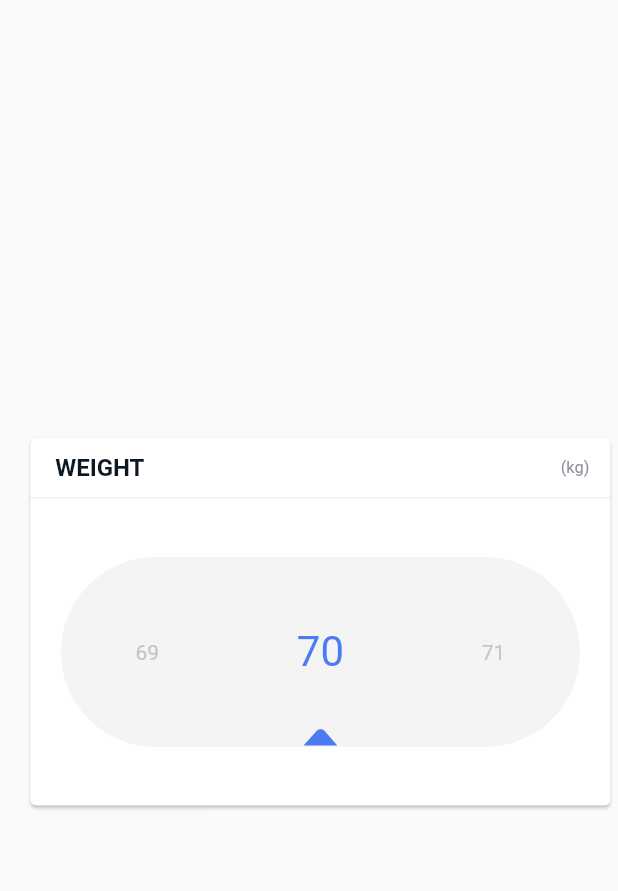
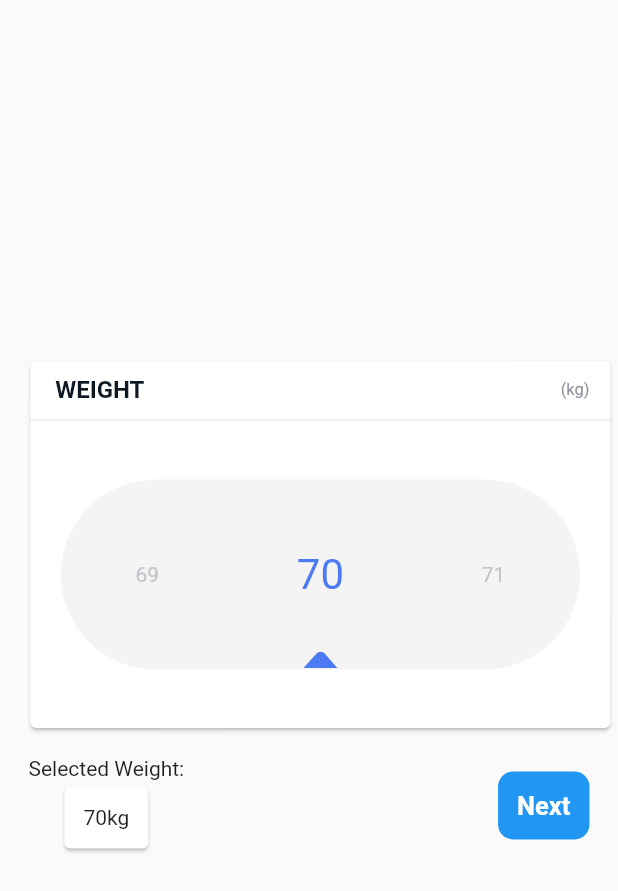
Before and after one commit to kokodavid/xbmi, a Flutter app: the WeightPage screen opened directly, on a phone screen of 412 x 824 dp. Shown: the top 891 px of the screen. Run offline on Flutter 3.47's test engine with Material 2 defaults, Android fonts, the phone set to English and light mode, and no system bars; our stand-ins replace flutter_svg.

```diff
--- a/lib/screens/height/height_card.dart
+++ b/lib/screens/height/height_card.dart
@@ -8,7 +8,7 @@ class HeightCard extends StatelessWidget {
   final int height;
   final ValueChanged<int>? onChanged;
 
-  const HeightCard({Key? key, this.height = 170, this.onChanged})
+  const HeightCard({Key? key,required this.height, this.onChanged})
       : super(key: key);
 
   @override
--- a/lib/screens/height/height_picker.dart
+++ b/lib/screens/height/height_picker.dart
@@ -18,7 +18,7 @@ class HeightPicker extends StatefulWidget {
       required this.height,
       required this.widgetHeight,
       required this.onChange,
-      this.maxHeight = 190,
+      this.maxHeight = 200,
       this.minHeight = 145})
       : super(key: key);
 
--- a/lib/screens/weight/weight_page.dart
+++ b/lib/screens/weight/weight_page.dart
@@ -1,5 +1,8 @@
+import 'package:bmiapp/screens/height/height_page.dart';
 import 'package:bmiapp/screens/weight/weight_card.dart';
 import 'package:flutter/material.dart';
+
+import '../../utlis/widget_utils.dart';
 
 class WeightPage extends StatefulWidget {
   WeightPage({super.key});
@@ -30,7 +33,53 @@ class _WeightPageState extends State<WeightPage> {
               height: 250,
               child: WeightCard(
                 onChanged: (val) => setState(() => weight = val,),weight: weight!,
-              ))
+              )),
+          Container(
+                  margin: EdgeInsets.all(screenAwareSize(15.0, context)),
+                  child: Row(
+                    mainAxisAlignment: MainAxisAlignment.spaceBetween,
+                    children: [
+                      Column(
+                        children: [
+                          const Text("Selected Weight:"),
+                          Card(
+                            child: Container(
+                                margin: EdgeInsets.all(
+                                    screenAwareSize(10.0, context)),
+                                child: Center(
+                                  child: Text("${weight}kg"),
+                                )),
+                          ),
+                        ],
+                      ),
+                      GestureDetector(
+                        onTap: () {
+                          Navigator.push(
+                            context,
+                            MaterialPageRoute(
+                                builder: (context) => HeightPage()),
+                          );
+                        },
+                        child: Container(
+                          decoration: BoxDecoration(
+                              color: Colors.blue,
+                              borderRadius: BorderRadius.circular(10)),
+                          child: Padding(
+                            padding:
+                                EdgeInsets.all(screenAwareSize(10.0, context)),
+                            child: const Text(
+                              "Next",
+                              style: TextStyle(
+                                  color: Colors.white,
+                                  fontWeight: FontWeight.bold,
+                                  fontSize: 17),
+                            ),
+                          ),
+                        ),
+                      )
+                    ],
+                  ),
+                )
         ],
       ),
     );
```
Also changed, not shown: lib/screens/height/height_page.dart (added, +44 -0 lines).
